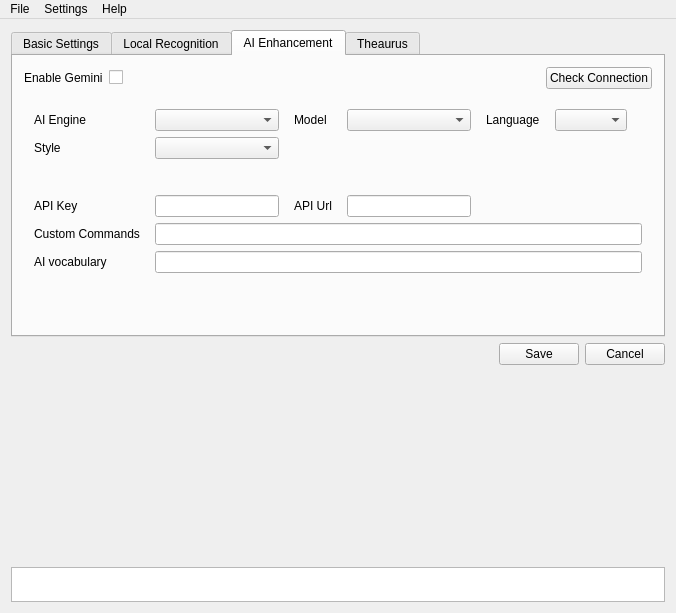
Old version of the form src/MainWin.ui in the repository Zeuear/IME_Audio.
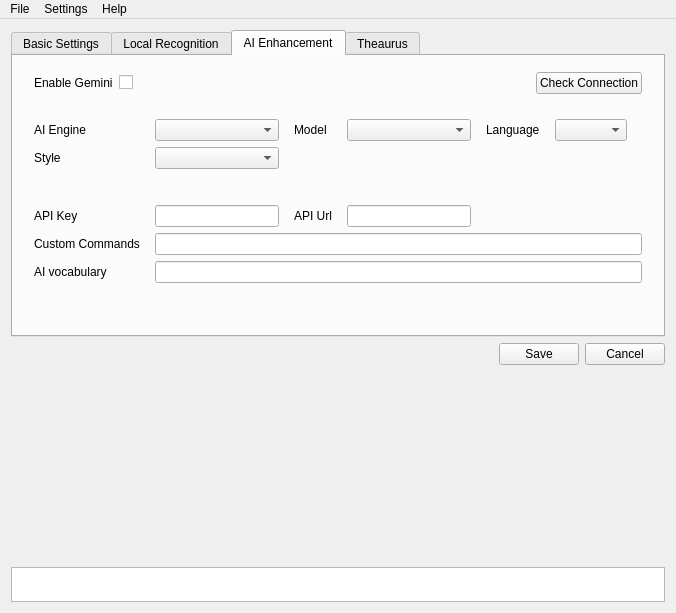
New version of the form. The open tabs and pages were chosen to show the change. Icons and pictures are not drawn. Custom widgets are drawn as their Qt base class.

```diff
--- a/src/MainWin.ui
+++ b/src/MainWin.ui
@@ -630,6 +630,18 @@
             </property>
             <item>
              <layout class="QHBoxLayout" name="horizontalLayout_26">
+              <property name="leftMargin">
+               <number>10</number>
+              </property>
+              <property name="topMargin">
+               <number>5</number>
+              </property>
+              <property name="rightMargin">
+               <number>10</number>
+              </property>
+              <property name="bottomMargin">
+               <number>5</number>
+              </property>
               <item>
                <widget class="QLabel" name="label_24">
                 <property name="text">
```
Left out of the diff: 2 changed lines with no effect on the pictures.
